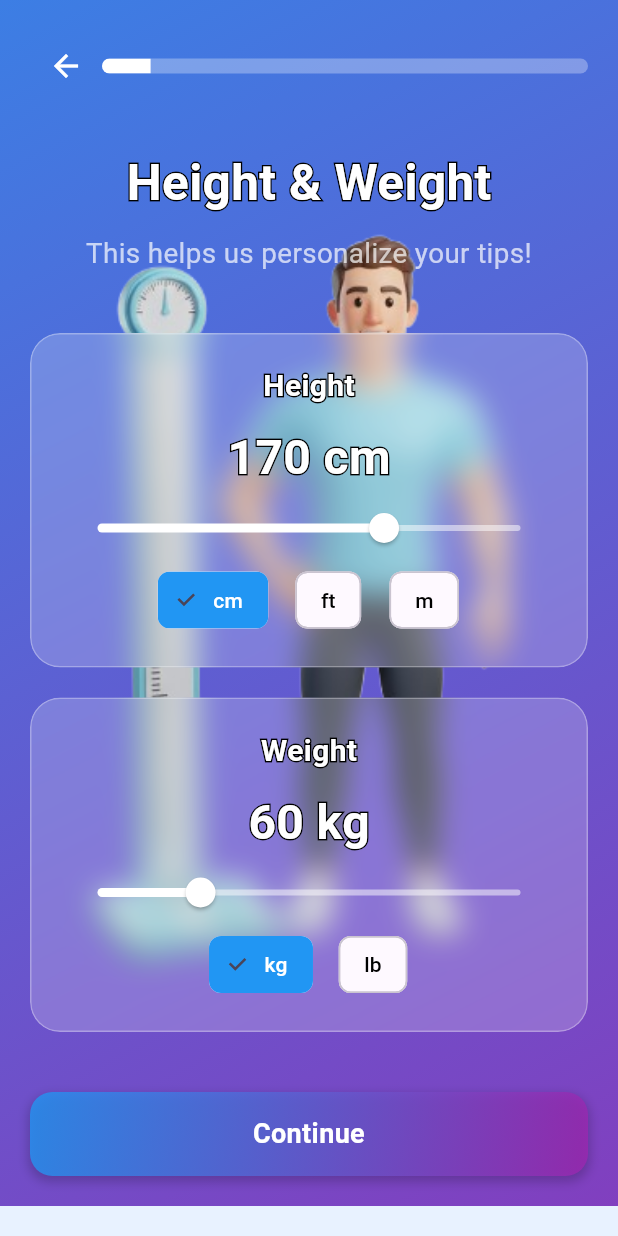
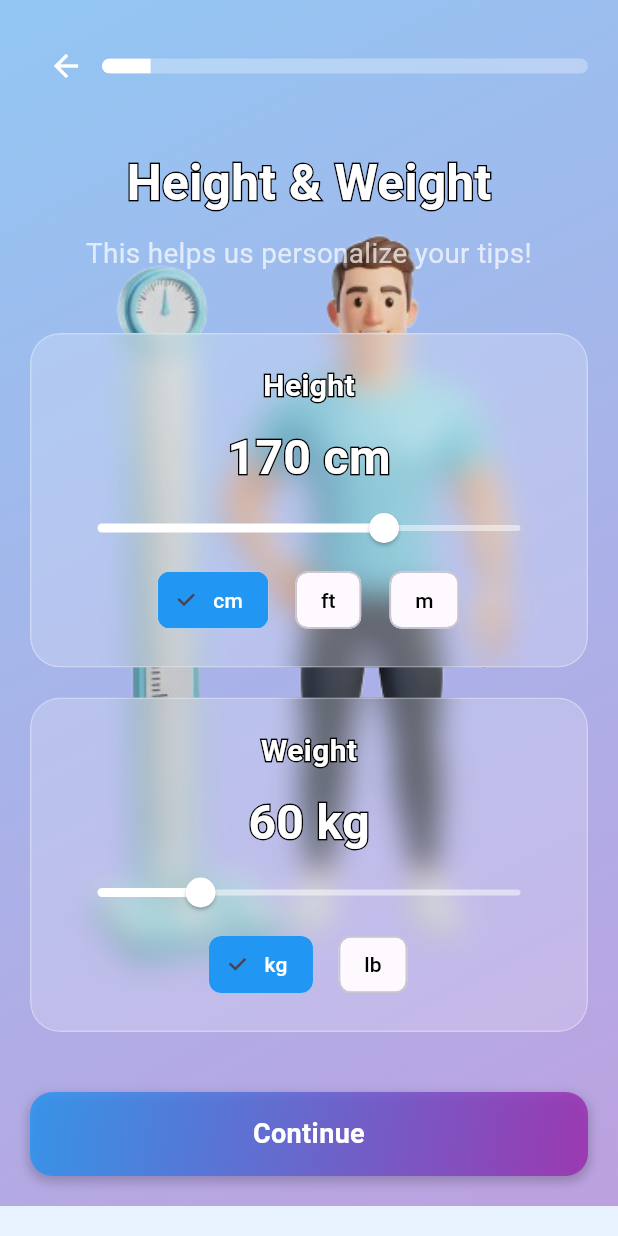
Before and after one commit to riyajidevindu/BeMA_App_V2, a Flutter app: the QuestionScreen2 screen opened by its route, after a tap on "Continue", on a phone screen of 412 x 824 dp. Run offline on Flutter 3.47's test engine with Material 3 defaults, Android fonts, the phone set to English and light mode, and no system bars; our stand-ins replace awesome_snackbar_content, cloud_firestore, connectivity_plus, custom_navigation_bar, firebase_auth, firebase_core and 5 more; missing offline and left inert: model_viewer_plus, record; accounts and stored records are empty; statements that could not run were skipped.

Commit message:
Refactor color animations in authentication and question screens to use lighter shades for improved UI consistency

```diff
--- a/bema_application/lib/features/general_questions/screens/question_screen_2.dart
+++ b/bema_application/lib/features/general_questions/screens/question_screen_2.dart
@@ -32,13 +32,13 @@ class _QuestionScreen2State extends State<QuestionScreen2>
     )..repeat(reverse: true);
 
     _colorAnimation1 = ColorTween(
-      begin: Colors.blue,
-      end: Colors.purple,
+      begin: Colors.lightBlue.shade200,
+      end: Colors.purple.shade200,
     ).animate(_animationController);
 
     _colorAnimation2 = ColorTween(
-      begin: Colors.purple,
-      end: Colors.blue,
+      begin: Colors.purple.shade200,
+      end: Colors.lightBlue.shade200,
     ).animate(_animationController);
   }
 
--- a/bema_application/lib/features/general_questions/screens/question_screen_3.dart
+++ b/bema_application/lib/features/general_questions/screens/question_screen_3.dart
@@ -28,13 +28,13 @@ class _QuestionScreen3State extends State<QuestionScreen3>
     )..repeat(reverse: true);
 
     _colorAnimation1 = ColorTween(
-      begin: Colors.blue,
-      end: Colors.purple,
+      begin: Colors.lightBlue.shade200,
+      end: Colors.purple.shade200,
     ).animate(_animationController);
 
     _colorAnimation2 = ColorTween(
-      begin: Colors.purple,
-      end: Colors.blue,
+      begin: Colors.purple.shade200,
+      end: Colors.lightBlue.shade200,
     ).animate(_animationController);
   }
 
```
Also changed, not shown: bema_application/lib/features/authentication/screens/login_screen.dart (+4 -4 lines), bema_application/lib/features/authentication/screens/question_screens/welcome_question_screen.dart (+4 -4 lines), bema_application/lib/features/authentication/screens/signup_screen.dart (+4 -4 lines), bema_application/lib/features/general_questions/screens/question_screen_4.dart (+4 -4 lines).
